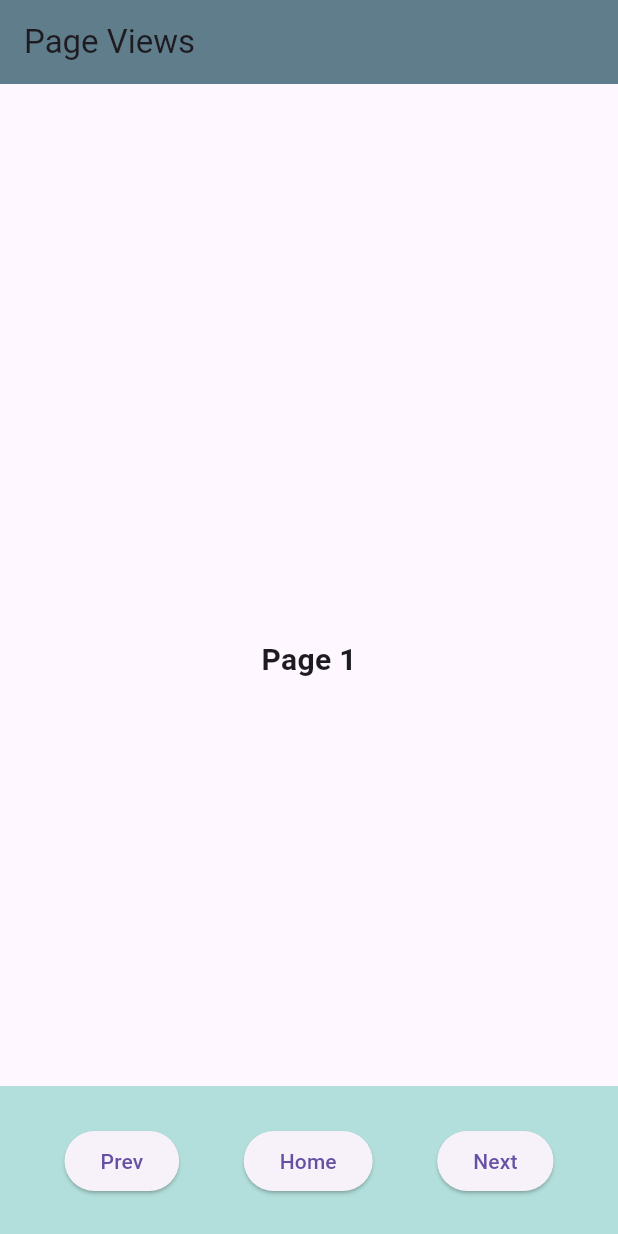
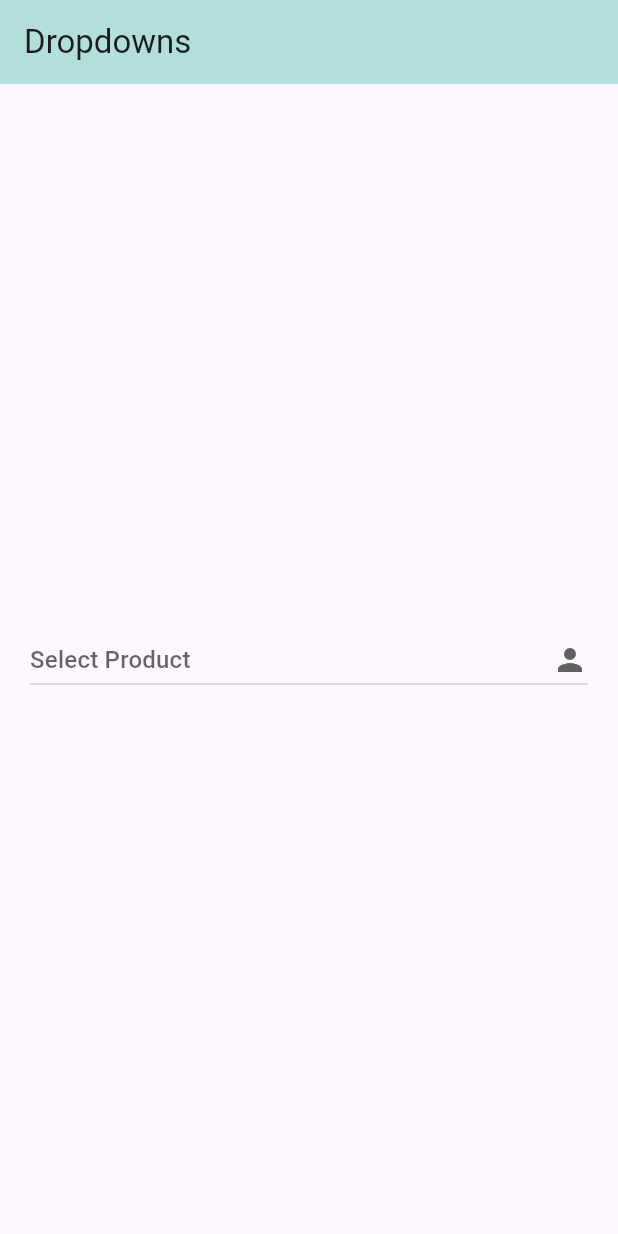
Before and after one commit to KevinMaulanaAtmaja/learn-flutter, a Flutter app: the screen it shows after launch, on a phone screen of 412 x 824 dp. Run offline on Flutter 3.47's test engine with Material 3 defaults, Android fonts, the phone set to English and light mode, and no system bars; our stand-ins replace google_fonts, material_design_icons_flutter.

Commit message:
DropDownButton
DropDownButton, DropDownMenuItem, isExpanded, icon, hint

```diff
--- a/lib/17_page_view.dart
+++ b/lib/17_page_view.dart
@@ -22,7 +22,7 @@ class _PageViewsState extends State<PageViews> {
         children: [
           PageView.builder(
             controller: pageController,
-            itemCount: 3,
+            itemCount: 30,
             itemBuilder: (BuildContext context, int index) => Center(
               child: Text(
                 "Page ${index + 1}",
--- /dev/null
+++ b/lib/18_dropdown.dart
@@ -0,0 +1,59 @@
+import 'package:flutter/material.dart';
+
+class Dropdowns extends StatefulWidget {
+  const Dropdowns({super.key});
+
+  @override
+  State<Dropdowns> createState() => _DropdownsState();
+}
+
+class _DropdownsState extends State<Dropdowns> {
+  List<Product> products = [
+    Product(name: "Fried Chicken"),
+    Product(name: "Pizza"),
+    Product(name: "Burger"),
+    Product(name: "Sushi"),
+  ];
+
+  Product? selectedProduct;
+
+  @override
+  Widget build(BuildContext context) {
+    return Scaffold(
+      appBar: AppBar(
+        title: const Text("Dropdowns"),
+        backgroundColor: Colors.teal.shade100,
+      ),
+      body: Center(
+        child: Padding(
+          padding: EdgeInsets.all(20),
+          child: DropdownButton<Product>(
+            items: products
+                .map(
+                  (product) => DropdownMenuItem(
+                    value: product,
+                    child: Text(product.name),
+                  ),
+                )
+                .toList(),
+            value: selectedProduct,
+            onChanged: (Product? value) {
+              setState(() {
+                selectedProduct = value;
+              });
+            },
+            isExpanded: true,
+            icon: Icon(Icons.person),
+            hint: Text("Select Product"),
+          ),
+        ),
+      ),
+    );
+  }
+}
+
+class Product {
+  final String name;
+
+  Product({required this.name});
+}
--- a/lib/main.dart
+++ b/lib/main.dart
@@ -14,7 +14,8 @@
 // import 'package:bljar_flutter/14_text_field.dart';
 // import 'package:bljar_flutter/15_input_deco.dart';
 // import 'package:bljar_flutter/16_single_list.dart';
-import 'package:bljar_flutter/17_page_view.dart';
+// import 'package:bljar_flutter/17_page_view.dart';
+import 'package:bljar_flutter/18_dropdown.dart';
 import 'package:flutter/material.dart';
 
 void main() {
@@ -43,7 +44,8 @@
       // home: TextFields(),
       // home: InputDeco(),
       // home: SingleList(),
-      home: PageViews(),
+      // home: PageViews(),
+      home: Dropdowns(),
     );
   }
 }
```
